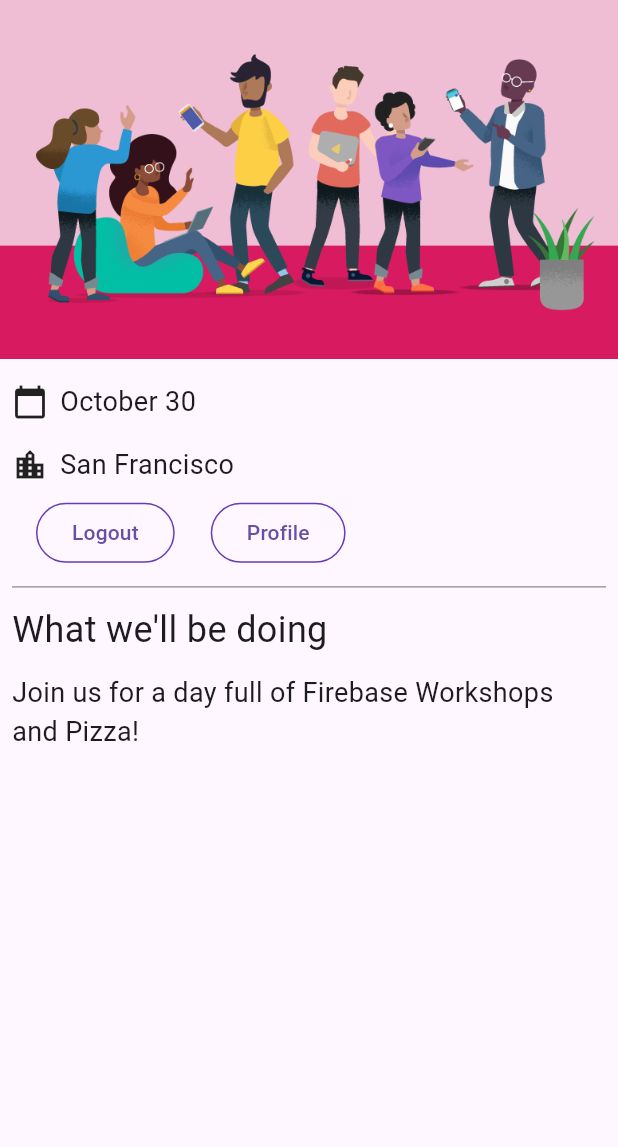
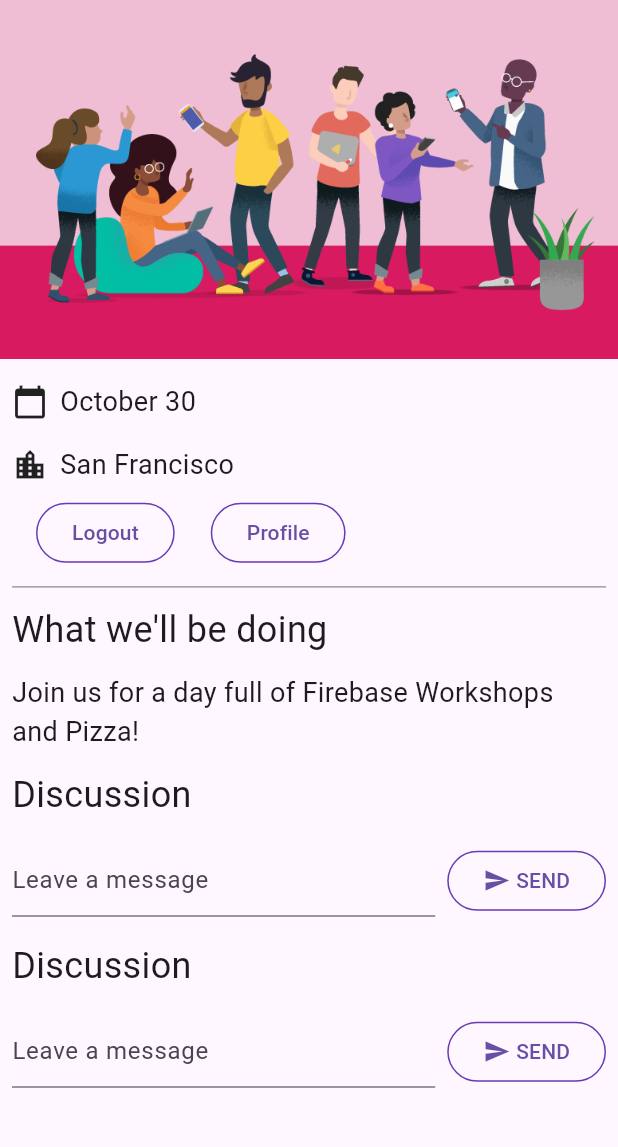
Before and after one commit to JGrisby2/firebase_demo, a Flutter app: the screen it shows once a user with an empty profile is signed in, on a phone screen of 412 x 824 dp, the part 84-1231 px from its top. Run offline on Flutter 3.47's test engine with Material 3 defaults, Android fonts, the phone set to English and light mode, and no system bars; our stand-ins replace cloud_firestore, firebase_auth, firebase_core, go_router, google_fonts; missing offline and left inert: firebase_ui_auth; accounts and stored records are empty.

Commit message:
Added Chat Messages

```diff
--- a/firebase_demo/lib/app_state.dart
+++ b/firebase_demo/lib/app_state.dart
@@ -1,3 +1,4 @@
+import 'package:cloud_firestore/cloud_firestore.dart';
 import 'package:firebase_auth/firebase_auth.dart'
     hide EmailAuthProvider, PhoneAuthProvider;
 import 'package:firebase_core/firebase_core.dart';
@@ -7,9 +8,26 @@ import 'package:flutter/material.dart';
 import 'firebase_options.dart';
 
 class ApplicationState extends ChangeNotifier {
+
   ApplicationState() {
     init();
   }
+
+  Future<DocumentReference> addMessageToGuestBook(String message) {
+    if (!_loggedIn) {
+      throw Exception('Must be logged in');
+    }
+
+    return FirebaseFirestore.instance
+        .collection('guestbook')
+        .add(<String, dynamic>{
+      'text': message,
+      'timestamp': DateTime.now().millisecondsSinceEpoch,
+      'name': FirebaseAuth.instance.currentUser!.displayName,
+      'userId': FirebaseAuth.instance.currentUser!.uid,
+    });
+  }
+
 
   bool _loggedIn = false;
   bool get loggedIn => _loggedIn;
--- /dev/null
+++ b/firebase_demo/lib/guest_book.dart
@@ -0,0 +1,63 @@
+import 'dart:async';
+
+import 'package:flutter/material.dart';
+
+import 'src/widgets.dart';
+
+class GuestBook extends StatefulWidget {
+  const GuestBook({required this.addMessage, super.key});
+
+  final FutureOr<void> Function(String message) addMessage;
+
+  @override
+  State<GuestBook> createState() => _GuestBookState();
+}
+
+class _GuestBookState extends State<GuestBook> {
+  final _formKey = GlobalKey<FormState>(debugLabel: '_GuestBookState');
+  final _controller = TextEditingController();
+
+  @override
+  Widget build(BuildContext context) {
+    return Padding(
+      padding: const EdgeInsets.all(8.0),
+      child: Form(
+        key: _formKey,
+        child: Row(
+          children: [
+            Expanded(
+              child: TextFormField(
+                controller: _controller,
+                decoration: const InputDecoration(
+                  hintText: 'Leave a message',
+                ),
+                validator: (value) {
+                  if (value == null || value.isEmpty) {
+                    return 'Enter your message to continue';
+                  }
+                  return null;
+                },
+              ),
+            ),
+            const SizedBox(width: 8),
+            StyledButton(
+              onPressed: () async {
+                if (_formKey.currentState!.validate()) {
+                  await widget.addMessage(_controller.text);
+                  _controller.clear();
+                }
+              },
+              child: Row(
+                children: const [
+                  Icon(Icons.send),
+                  SizedBox(width: 4),
+                  Text('SEND'),
+                ],
+              ),
+            ),
+          ],
+        ),
+      ),
+    );
+  }
+}
--- a/firebase_demo/lib/home_page.dart
+++ b/firebase_demo/lib/home_page.dart
@@ -5,11 +5,13 @@
 import 'package:firebase_auth/firebase_auth.dart' // new
     hide EmailAuthProvider, PhoneAuthProvider;    // new
 import 'package:flutter/material.dart';           // new
+import 'package:gtk_flutter/guest_book.dart';
 import 'package:provider/provider.dart';          // new
 
 import 'app_state.dart';                          // new
 import 'src/authentication.dart';                 // new
 import 'src/widgets.dart';
+import 'guest_book.dart';
 
 class HomePage extends StatelessWidget {
   const HomePage({super.key});
@@ -46,6 +48,22 @@ class HomePage extends StatelessWidget {
           const Paragraph(
             'Join us for a day full of Firebase Workshops and Pizza!',
           ),
+          Consumer<ApplicationState>(
+            builder: (context, appState, _) => Column(
+              crossAxisAlignment: CrossAxisAlignment.start,
+              children: [
+                if (appState.loggedIn) ...[
+                  const Header('Discussion'),
+                  GuestBook(
+                    addMessage: (message) =>
+                        appState.addMessageToGuestBook(message),
+                  ),
+                ],
+              ],
+            ),
+          ),
+          const Header('Discussion'),
+          GuestBook(addMessage: (message) => print(message)),
         ],
       ),
     );
```
